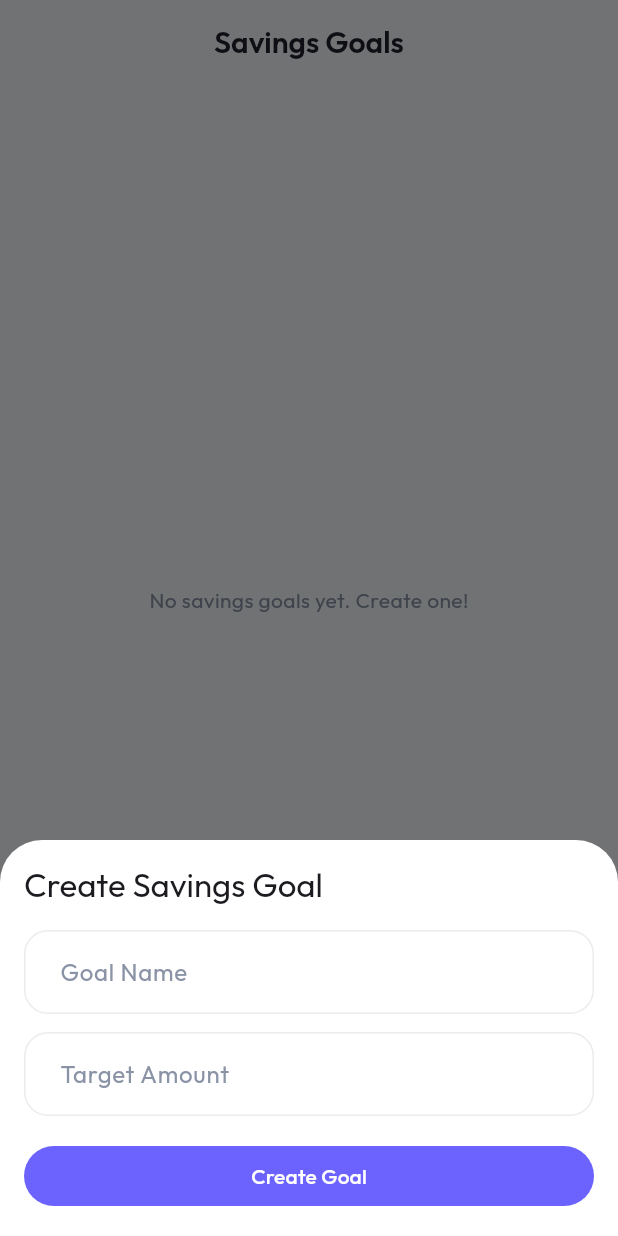
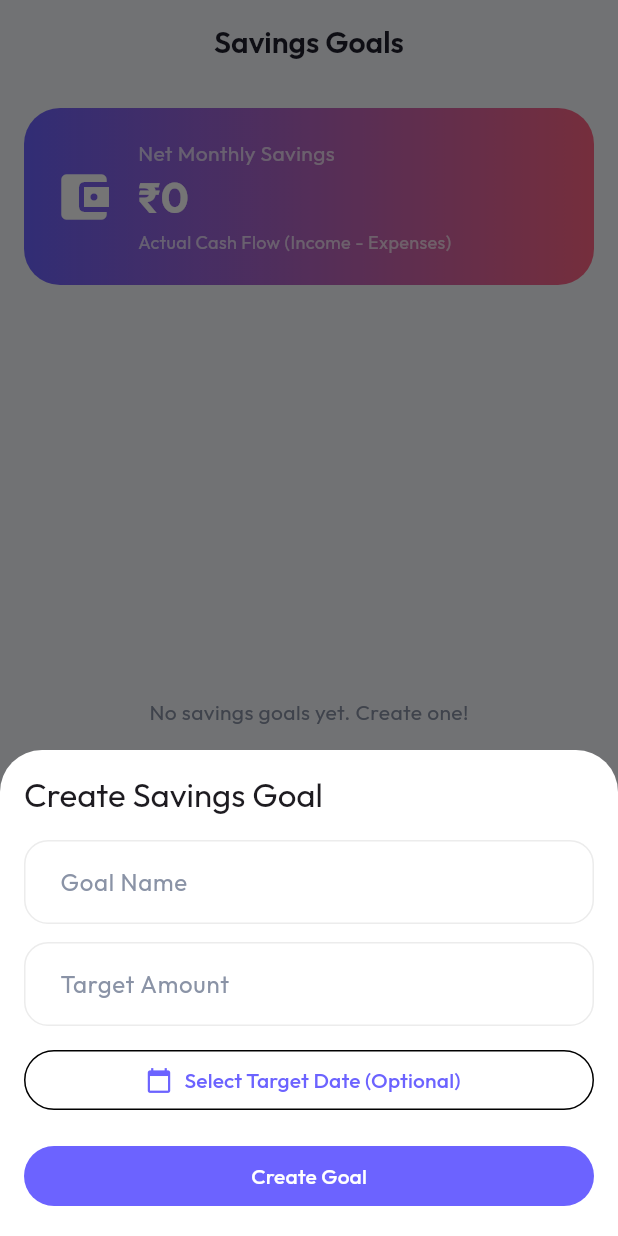
Before and after one commit to puravbhatt0504/ExpenseLens, a Flutter app: the AppShell screen opened directly, item 4 of the bottom bar chosen, after a tap on "New Goal", on a phone screen of 412 x 824 dp. Run offline on Flutter 3.47's test engine with Material 3 defaults, Android fonts, the phone set to English and light mode, and no system bars; drawn by our look-alikes of flutter_animate; our stand-ins replace dio, fl_chart, flutter_riverpod, flutter_secure_storage, google_fonts, google_sign_in and 4 more; missing offline and left inert: google_mlkit_text_recognition; accounts and stored records are empty; network calls fail.

Commit message:
feat: savings goal target dates and net savings display

```diff
--- a/app/lib/main.dart
+++ b/app/lib/main.dart
@@ -164,7 +164,7 @@ class _AppShellState extends State<AppShell> {
   }
 
   Widget? _buildFab() {
-    if (_currentIndex == 0 || _currentIndex == 2) {
+    if (_currentIndex == 2) {
       return FloatingActionButton(
         onPressed: () => _showAddOptions(context),
         child: const Icon(Icons.add),
--- a/app/lib/screens/savings_screen.dart
+++ b/app/lib/screens/savings_screen.dart
@@ -1,7 +1,9 @@
 import 'package:flutter/material.dart';
 import 'package:flutter_riverpod/flutter_riverpod.dart';
 import 'package:flutter_animate/flutter_animate.dart';
+import 'package:intl/intl.dart';
 import '../providers/providers.dart';
+import '../theme/app_theme.dart';
 
 class SavingsScreen extends ConsumerStatefulWidget {
   const SavingsScreen({super.key});
@@ -14,6 +16,7 @@ class SavingsScreenState extends ConsumerState<SavingsScreen> {
   final _formKey = GlobalKey<FormState>();
   final _nameController = TextEditingController();
   final _amountController = TextEditingController();
+  DateTime? _selectedTargetDate;
   bool _isSubmitting = false;
 
   @override
@@ -54,6 +57,27 @@ class SavingsScreenState extends ConsumerState<SavingsScreen> {
                 keyboardType: const TextInputType.numberWithOptions(decimal: true),
                 validator: (val) => (val == null || double.tryParse(val) == null) ? 'Invalid amount' : null,
               ),
+              const SizedBox(height: 12),
+              StatefulBuilder(
+                builder: (context, setModalState) => OutlinedButton.icon(
+                  onPressed: () async {
+                    final date = await showDatePicker(
+                      context: context,
+                      initialDate: DateTime.now().add(const Duration(days: 30)),
+                      firstDate: DateTime.now(),
+                      lastDate: DateTime.now().add(const Duration(days: 3650)),
+                    );
+                    if (date != null) {
+                      setModalState(() => _selectedTargetDate = date);
+                      setState(() => _selectedTargetDate = date);
+                    }
+                  },
+                  icon: const Icon(Icons.calendar_today),
+                  label: Text(_selectedTargetDate == null
+                      ? 'Select Target Date (Optional)'
+                      : 'Target: ${DateFormat('MMM yyyy').format(_selectedTargetDate!)}'),
+                ),
+              ),
               const SizedBox(height: 16),
               FilledButton(
                 onPressed: _isSubmitting ? null : _submitNewGoal,
@@ -75,6 +99,9 @@ class SavingsScreenState extends ConsumerState<SavingsScreen> {
       await api.createSavingsGoal(
         name: _nameController.text,
         targetAmount: double.parse(_amountController.text),
+        targetDate: _selectedTargetDate != null
+            ? '${_selectedTargetDate!.year}-${_selectedTargetDate!.month.toString().padLeft(2, '0')}-${_selectedTargetDate!.day.toString().padLeft(2, '0')}'
+            : null,
       );
       ref.invalidate(savingsProvider);
       if (mounted) Navigator.pop(context);
@@ -116,13 +143,53 @@ class SavingsScreenState extends ConsumerState<SavingsScreen> {
   @override
   Widget build(BuildContext context) {
     final savingsAsync = ref.watch(savingsProvider);
+    final summaryAsync = ref.watch(summaryProvider);
 
     return Scaffold(
       appBar: AppBar(
         title: const Text('Savings Goals'),
       ),
-      body: savingsAsync.when(
-        data: (goals) {
+      body: Column(
+        children: [
+          // Net Savings Card
+          summaryAsync.when(
+            data: (summary) {
+              final netSavings = summary.totalIncome - summary.total;
+              return Container(
+                margin: const EdgeInsets.all(16),
+                padding: const EdgeInsets.all(20),
+                decoration: BoxDecoration(
+                  gradient: const LinearGradient(colors: [AppTheme.primary, AppTheme.secondary]),
+                  borderRadius: BorderRadius.circular(24),
+                ),
+                child: Row(
+                  children: [
+                    const Icon(Icons.account_balance_wallet, color: Colors.white, size: 40),
+                    const SizedBox(width: 16),
+                    Expanded(
+                      child: Column(
+                        crossAxisAlignment: CrossAxisAlignment.start,
+                        children: [
+                          const Text('Net Monthly Savings', style: TextStyle(color: Colors.white70, fontSize: 14)),
+                          Text(
+                            '₹${netSavings.toStringAsFixed(0)}',
+                            style: const TextStyle(color: Colors.white, fontSize: 28, fontWeight: FontWeight.bold),
+                          ),
+                          const Text('Actual Cash Flow (Income - Expenses)', style: TextStyle(color: Colors.white70, fontSize: 12)),
+                        ],
+                      ),
+                    ),
+                  ],
+                ),
+              ).animate().fade().slideY();
+            },
+            loading: () => const SizedBox.shrink(),
+            error: (e, _) => const SizedBox.shrink(),
+          ),
+
+          Expanded(
+            child: savingsAsync.when(
+              data: (goals) {
           if (goals.isEmpty) {
             return const Center(child: Text('No savings goals yet. Create one!'));
           }
@@ -146,7 +213,15 @@ class SavingsScreenState extends ConsumerState<SavingsScreen> {
                         Row(
                           mainAxisAlignment: MainAxisAlignment.spaceBetween,
                           children: [
-                            Text(goal.name, style: Theme.of(context).textTheme.titleMedium?.copyWith(fontWeight: FontWeight.bold)),
+                            Column(
+                              crossAxisAlignment: CrossAxisAlignment.start,
+                              children: [
+                                Text(goal.name, style: Theme.of(context).textTheme.titleMedium?.copyWith(fontWeight: FontWeight.bold)),
+                                if (goal.targetDate != null)
+                                  Text('Target: ${DateFormat('MMM yyyy').format(DateTime.parse(goal.targetDate!))}',
+                                      style: TextStyle(color: AppTheme.textSecondary, fontSize: 12)),
+                              ],
+                            ),
                             Text('₹${goal.currentAmount.toStringAsFixed(0)} / ₹${goal.targetAmount.toStringAsFixed(0)}', style: const TextStyle(fontWeight: FontWeight.bold)),
                           ],
                         ),
@@ -180,6 +255,6 @@ class SavingsScreenState extends ConsumerState<SavingsScreen> {
         loading: () => const Center(child: CircularProgressIndicator()),
         error: (err, _) => Center(child: Text('Error: $err')),
       ),
-    );
+    )]));
   }
 }
```
